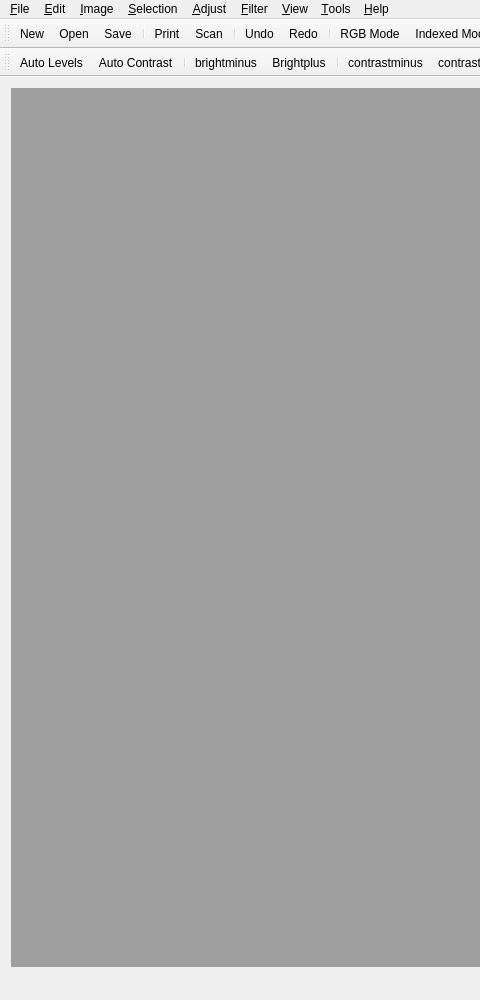
PhotoFlare/photoflare, file src/mainwindow.ui: the form before one commit; both pictures show x 0 to 480 and y 0 to 1000 of the 1082 by 1000 pixel window.
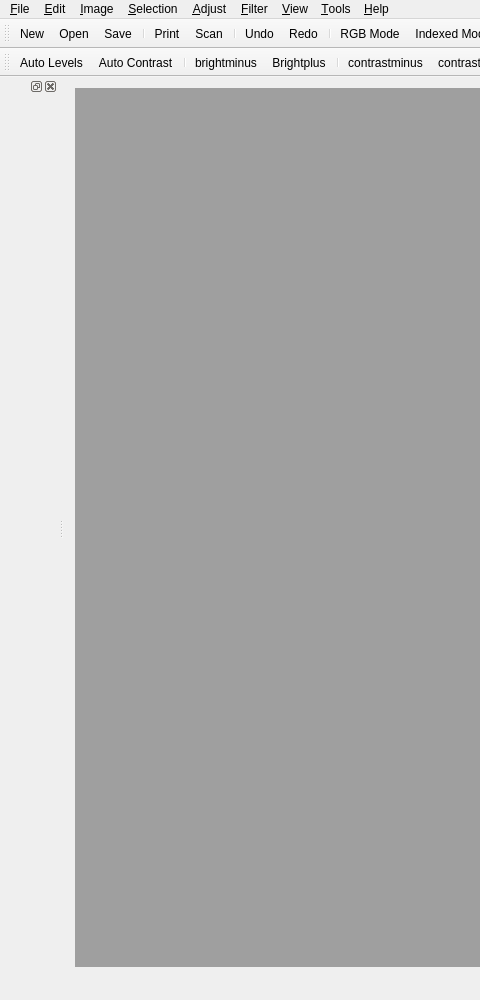
The form after the commit. Icons and pictures are not drawn. Custom widgets are drawn as their Qt base class.

Commit message: Add layers dock

Patch:
```diff
--- a/src/mainwindow.ui
+++ b/src/mainwindow.ui
@@ -1089,6 +1089,12 @@
    </attribute>
    <widget class="QWidget" name="dockWidgetContents"/>
   </widget>
+  <widget class="QDockWidget" name="dockWidgetLayers">
+   <attribute name="dockWidgetArea">
+    <number>1</number>
+   </attribute>
+   <widget class="QWidget" name="dockWidgetContents_2"/>
+  </widget>
   <action name="actionNew">
    <property name="icon">
     <iconset resource="../Icons.qrc">
```
The commit also changes 1 other file.
